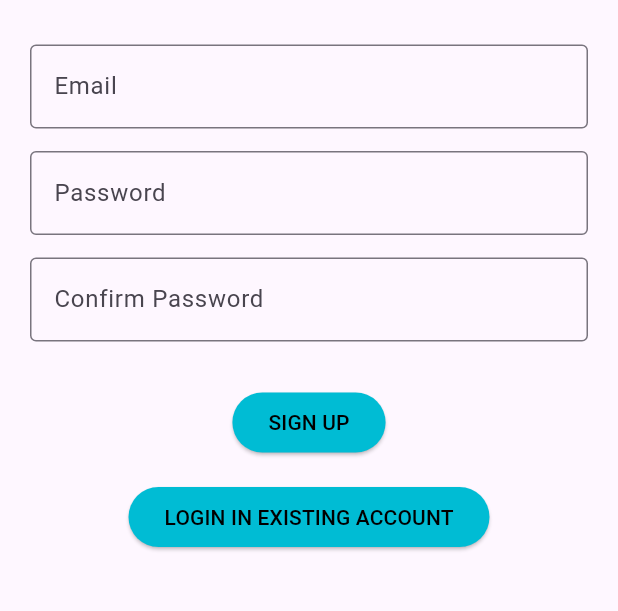
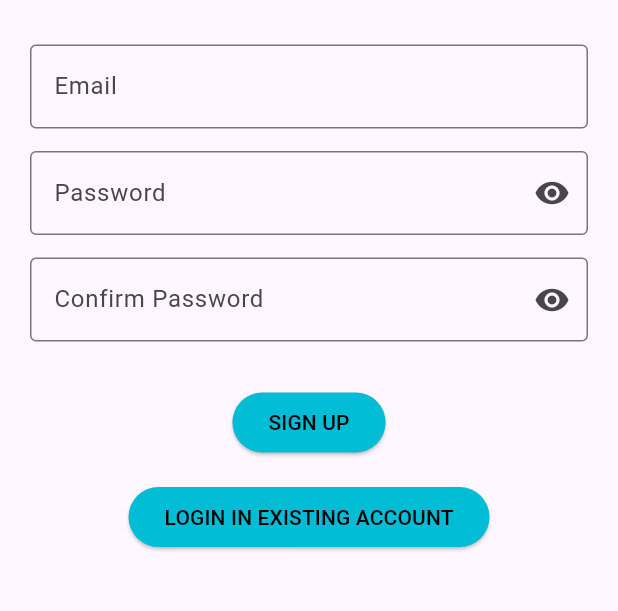
Before and after one commit to avni-7span/firebase_authentication_bloc, a Flutter app: the SignUpScreen screen opened by its route, after a tap on "SIGN UP", after a tap on "LOGIN IN EXISTING ACCOUNT", after a tap on "CREATE ACCOUNT", on a phone screen of 412 x 824 dp, the part 503-1114 px from its top. Run offline on Flutter 3.47's test engine with Material 3 defaults, Android fonts, the phone set to English and light mode, and no system bars; our stand-ins replace auto_route, cloud_firestore, equatable, firebase_auth, firebase_core, firebase_storage and 3 more; accounts and stored records are empty; network calls fail.

```diff
--- a/lib/core/repository/authentication_repository.dart
+++ b/lib/core/repository/authentication_repository.dart
@@ -1,13 +1,5 @@
 import 'package:firebase_auth/firebase_auth.dart' as firebase_auth;
 import 'package:firebasebloc/core/repository/authentication_failure.dart';
-
-// extension on firebase_auth.User {
-//   /// Maps a [firebase_auth.User] into a [User].
-//
-//   User get toUser {
-//     return User(id: uid, email: email, name: displayName, photo: photoURL);
-//   }
-// }
 
 class AuthenticationRepository {
   final firebase_auth.FirebaseAuth _firebaseAuth;
@@ -15,25 +7,13 @@ class AuthenticationRepository {
   static final AuthenticationRepository _singleton =
       AuthenticationRepository._internal();
 
-  factory AuthenticationRepository() {
-    return _singleton;
-  }
+  factory AuthenticationRepository() => _singleton;
 
   AuthenticationRepository._internal()
       : _firebaseAuth = firebase_auth.FirebaseAuth.instance;
 
-  // static const userCacheKey = '__user_cache_key__';
-
-  firebase_auth.User? get currentUser {
-    return firebase_auth.FirebaseAuth.instance.currentUser;
-  }
-
-  // Stream<User> get user {
-  //   return _firebaseAuth.authStateChanges().map((firebaseUser) {
-  //     final user = firebaseUser == null ? User.empty : firebaseUser.toUser;
-  //     return user;
-  //   });
-  // }
+  firebase_auth.User? get currentUser =>
+      firebase_auth.FirebaseAuth.instance.currentUser;
 
   Future<firebase_auth.UserCredential> signUp({
     required String email,
--- a/lib/main.dart
+++ b/lib/main.dart
@@ -14,6 +14,7 @@ void main() async {
       //   appId: "1:535095414450:web:126aef2e60d05dbad703ab",
       //   messagingSenderId: "535095414450",
       //   projectId: "bloc-autoroute-login",
+      //   storageBucket: "bloc-autoroute-login.appspot.com",
       // ),
       );
   final authenticationRepository = AuthenticationRepository();
--- a/lib/modules/login/screens/login_screen.dart
+++ b/lib/modules/login/screens/login_screen.dart
@@ -57,7 +57,9 @@ class _LoginScreenState extends State<LoginScreen> {
               const SizedBox(height: 30),
               BlocBuilder<LoginCubit, LoginState>(
                 builder: (context, state) {
-                  return ElevatedButton(
+                  return state.status.isInProgress
+                      ? const Center(child: CircularProgressIndicator())
+                      : ElevatedButton(
                           style: ElevatedButton.styleFrom(
                             backgroundColor: Colors.cyan,
                             shape: RoundedRectangleBorder(
@@ -67,9 +69,7 @@ class _LoginScreenState extends State<LoginScreen> {
                           onPressed: state.status.isInProgress
                               ? null
                               : context.read<LoginCubit>().onLoginTap,
-                    child: state.status.isInProgress
-                        ? const Center(child: CircularProgressIndicator())
-                        : const Text(
+                          child: const Text(
                             'LOGIN',
                             style: TextStyle(color: Colors.black),
                           ),
@@ -108,8 +108,15 @@ class _EmailField extends StatelessWidget {
   }
 }
 
-class _PasswordField extends StatelessWidget {
+class _PasswordField extends StatefulWidget {
   const _PasswordField({super.key});
+
+  @override
+  State<_PasswordField> createState() => _PasswordFieldState();
+}
+
+class _PasswordFieldState extends State<_PasswordField> {
+  bool isVisible = true;
 
   @override
   Widget build(BuildContext context) {
@@ -117,7 +124,7 @@ class _PasswordField extends StatelessWidget {
       buildWhen: (previous, current) => previous.password != current.password,
       builder: (context, state) {
         return TextFormField(
-          obscureText: true,
+          obscureText: isVisible,
           onChanged: (value) =>
               context.read<LoginCubit>().passwordChanged(value),
           decoration: InputDecoration(
@@ -126,6 +133,16 @@ class _PasswordField extends StatelessWidget {
             errorText: state.password.displayError != null
                 ? 'Password must be 8 character long with upper,lower case,special character,number'
                 : null,
+            suffixIcon: IconButton(
+              icon: isVisible
+                  ? const Icon(Icons.visibility)
+                  : const Icon(Icons.visibility_off),
+              onPressed: () {
+                setState(() {
+                  isVisible = !isVisible;
+                });
+              },
+            ),
           ),
         );
       },
--- a/lib/modules/signup/cubit/sign_up_cubit.dart
+++ b/lib/modules/signup/cubit/sign_up_cubit.dart
@@ -70,7 +70,10 @@ class SignUpCubit extends Cubit<SignUpState> {
             .collection('users')
             .doc(user.user!.uid)
             .set(
-              User(id: user.user!.uid, email: user.user?.email).toFireStore(),
+              User(
+                id: user.user!.uid,
+                email: user.user?.email,
+              ).toFireStore(),
             );
 
         emit(state.copyWith(status: FormzSubmissionStatus.success));
--- a/lib/modules/signup/screens/sign_up_screen.dart
+++ b/lib/modules/signup/screens/sign_up_screen.dart
@@ -91,15 +91,23 @@ class _EmailField extends StatelessWidget {
             border: const OutlineInputBorder(),
             labelText: 'Email',
             errorText:
-                  state.email.displayError != null ? 'Invalid Email' : null),
+                state.email.displayError != null ? 'Invalid Email' : null,
+          ),
         );
       },
     );
   }
 }
 
-class _PasswordField extends StatelessWidget {
+class _PasswordField extends StatefulWidget {
   const _PasswordField({super.key});
+
+  @override
+  State<_PasswordField> createState() => _PasswordFieldState();
+}
+
+class _PasswordFieldState extends State<_PasswordField> {
+  bool isVisible = true;
 
   @override
   Widget build(BuildContext context) {
@@ -108,7 +116,7 @@ class _PasswordField extends StatelessWidget {
       builder: (context, state) {
         return TextFormField(
           key: const Key('SignUpScreen_password'),
-          obscureText: true,
+          obscureText: isVisible,
           onChanged: (value) =>
               context.read<SignUpCubit>().passwordChanged(value),
           decoration: InputDecoration(
@@ -116,15 +124,34 @@ class _PasswordField extends StatelessWidget {
             labelText: 'Password',
             errorText: state.password.displayError != null
                 ? 'Password must contain small, capital letters and numbers'
-                  : null),
+                : null,
+            suffixIcon: IconButton(
+              icon: isVisible
+                  ? const Icon(Icons.visibility)
+                  : const Icon(Icons.visibility_off),
+              onPressed: () {
+                setState(() {
+                  isVisible = !isVisible;
+                });
+              },
+            ),
+          ),
         );
       },
     );
   }
 }
 
-class _ConfirmedPasswordField extends StatelessWidget {
+class _ConfirmedPasswordField extends StatefulWidget {
   const _ConfirmedPasswordField({super.key});
+
+  @override
+  State<_ConfirmedPasswordField> createState() =>
+      _ConfirmedPasswordFieldState();
+}
+
+class _ConfirmedPasswordFieldState extends State<_ConfirmedPasswordField> {
+  bool isVisible = true;
 
   @override
   Widget build(BuildContext context) {
@@ -135,7 +162,7 @@ class _ConfirmedPasswordField extends StatelessWidget {
       builder: (context, state) {
         return TextFormField(
           key: const Key('SignUpScreen_confirmed_password'),
-          obscureText: true,
+          obscureText: isVisible,
           onChanged: (value) =>
               context.read<SignUpCubit>().confirmedPasswordChanged(value),
           decoration: InputDecoration(
@@ -143,7 +170,18 @@ class _ConfirmedPasswordField extends StatelessWidget {
             labelText: 'Confirm Password',
             errorText: state.confirmedPassword.displayError != null
                 ? 'Password do not match'
-                  : null),
+                : null,
+            suffixIcon: IconButton(
+              icon: isVisible
+                  ? const Icon(Icons.visibility)
+                  : const Icon(Icons.visibility_off),
+              onPressed: () {
+                setState(() {
+                  isVisible = !isVisible;
+                });
+              },
+            ),
+          ),
         );
       },
     );
@@ -157,10 +195,8 @@ class _SignupButton extends StatelessWidget {
   Widget build(BuildContext context) {
     return BlocBuilder<SignUpCubit, SignUpState>(
       builder: (context, state) {
-        return state.status.isInProgress //|| state.isLoading
-            ? const Center(
-                child: CircularProgressIndicator(),
-              )
+        return state.status.isInProgress
+            ? const Center(child: CircularProgressIndicator())
             : ElevatedButton(
                 key: const Key('SignUp_screen_signup_button'),
                 style: ElevatedButton.styleFrom(
@@ -168,13 +204,12 @@ class _SignupButton extends StatelessWidget {
                   shape: RoundedRectangleBorder(
                     borderRadius: BorderRadius.circular(20),
                   ),
+                  // minimumSize: Size(
+                  //   MediaQuery.sizeOf(context).width * 0.8,
+                  //   50,
+                  // ),
                 ),
                 onPressed: context.read<SignUpCubit>().onSignUp,
-                //     () {
-                //   if (state.isValid) {
-                //     context.read<SignUpCubit>().onSignUp();
-                //   }
-                // },
                 child: const Text(
                   'SIGN UP',
                   style: TextStyle(color: Colors.black),
--- a/lib/routes/router.dart
+++ b/lib/routes/router.dart
@@ -1,12 +1,12 @@
 import 'package:auto_route/auto_route.dart';
-import 'package:firebasebloc/modules/user_home/screens/user_home_screen.dart';
 import 'package:firebasebloc/routes/router.gr.dart';
 
 @AutoRouterConfig(replaceInRouteName: 'Screen,Route')
 class AppRoute extends $AppRoute {
   @override
-  RouteType get defaultRouteType => RouteType.material();
+  RouteType get defaultRouteType => const RouteType.material();
 
+  @override
   final List<AutoRoute> routes = [
     AutoRoute(page: SplashRoute.page, initial: true),
     AutoRoute(page: SignUpRoute.page),
@@ -16,5 +16,3 @@ class AppRoute extends $AppRoute {
     AutoRoute(page: UserHomeRoute.page)
   ];
 }
-
-// dart run build_runner build -d
```
Also changed, not shown: lib/modules/profile/cubit/profile_cubit.dart (+29 -16 lines), lib/modules/profile/cubit/profile_state.dart (+23 -32 lines), lib/modules/profile/screens/create_profile.dart (+48 -37 lines), lib/modules/user_home/cubit/home_cubit.dart (added, +43 -0 lines), lib/modules/user_home/cubit/home_state.dart (added, +36 -0 lines), lib/modules/user_home/screens/user_home_screen.dart (+56 -56 lines), lib/screens/splash_screen.dart (+6 -8 lines), lib/routes/router.gr.dart. Lines whose indentation alone changed are shown as unchanged.
